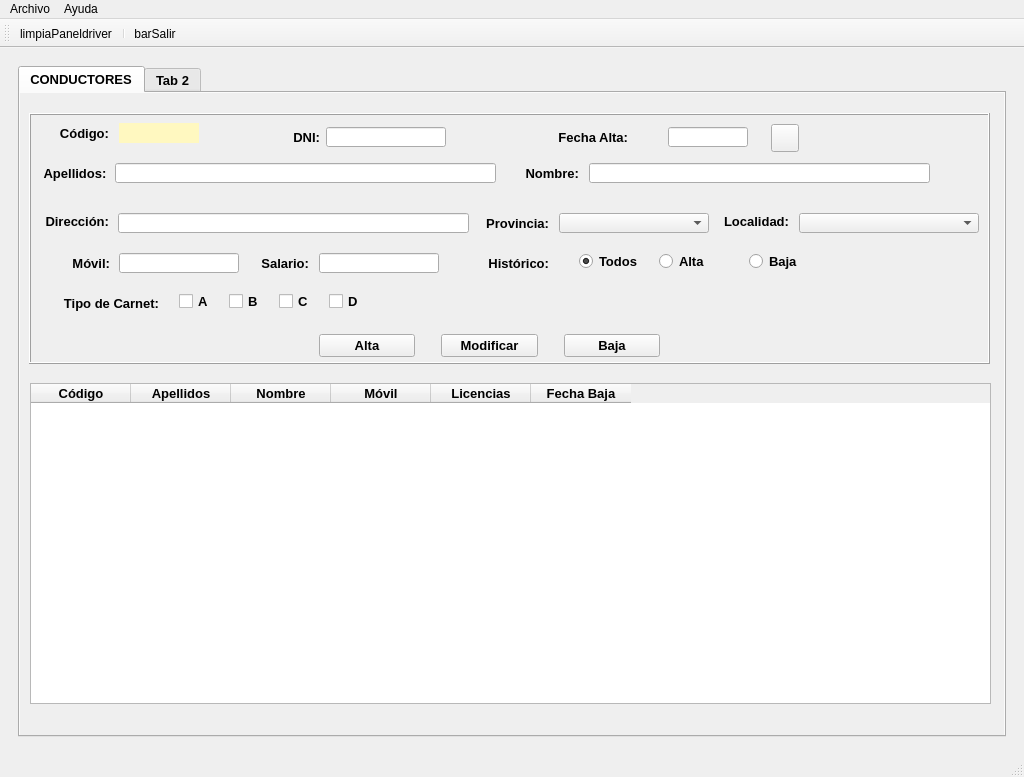
DiegoSabir/InterfaceDevelopment, file RibasGonzalez/templates/MainWindow.ui: the form before one commit.
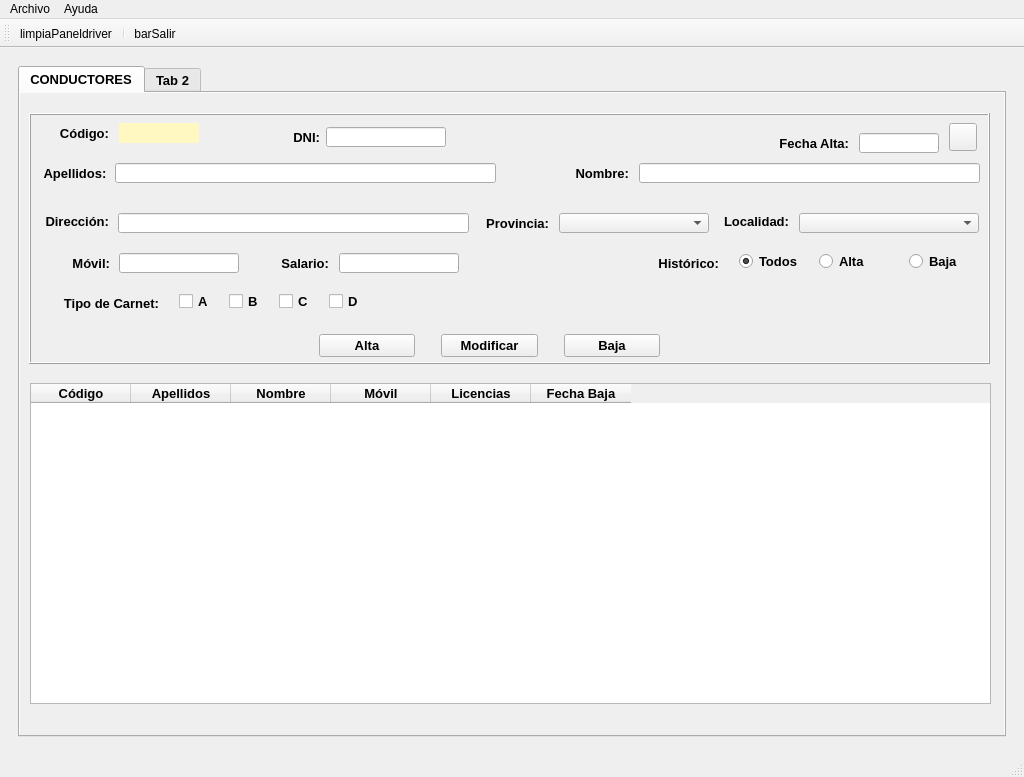
The form after the commit. Icons and pictures are not drawn.

Patch:
```diff
--- a/RibasGonzalez/templates/MainWindow.ui
+++ b/RibasGonzalez/templates/MainWindow.ui
@@ -110,7 +110,7 @@
            <widget class="QLabel" name="lblNome">
             <property name="geometry">
              <rect>
-              <x>490</x>
+              <x>540</x>
               <y>50</y>
               <width>60</width>
               <height>20</height>
@@ -166,8 +166,8 @@
            <widget class="QPushButton" name="btnCalendar">
             <property name="geometry">
              <rect>
-              <x>742</x>
-              <y>11</y>
+              <x>920</x>
+              <y>10</y>
               <width>28</width>
               <height>28</height>
              </rect>
@@ -279,8 +279,8 @@
            <widget class="QLineEdit" name="txtDatadriver">
             <property name="geometry">
              <rect>
-              <x>639</x>
-              <y>14</y>
+              <x>830</x>
+              <y>20</y>
               <width>80</width>
               <height>20</height>
              </rect>
@@ -388,8 +388,8 @@
            <widget class="QLabel" name="lblDatadriver">
             <property name="geometry">
              <rect>
-              <x>489</x>
-              <y>14</y>
+              <x>710</x>
+              <y>20</y>
               <width>110</width>
               <height>20</height>
              </rect>
@@ -416,7 +416,7 @@
            <widget class="QLineEdit" name="txtNome">
             <property name="geometry">
              <rect>
-              <x>560</x>
+              <x>610</x>
               <y>50</y>
               <width>341</width>
               <height>20</height>
@@ -611,7 +611,7 @@
            <widget class="QLabel" name="lblMovil_2">
             <property name="geometry">
              <rect>
-              <x>220</x>
+              <x>240</x>
               <y>140</y>
               <width>60</width>
               <height>20</height>
@@ -645,7 +645,7 @@
            <widget class="QLineEdit" name="txtSalario">
             <property name="geometry">
              <rect>
-              <x>290</x>
+              <x>310</x>
               <y>140</y>
               <width>120</width>
               <height>20</height>
@@ -750,7 +750,7 @@
            <widget class="QLabel" name="lblEstado">
             <property name="geometry">
              <rect>
-              <x>440</x>
+              <x>610</x>
               <y>140</y>
               <width>80</width>
               <height>20</height>
@@ -778,7 +778,7 @@
            <widget class="QRadioButton" name="rbtAlta">
             <property name="geometry">
              <rect>
-              <x>630</x>
+              <x>790</x>
               <y>140</y>
               <width>61</width>
               <height>17</height>
@@ -794,7 +794,7 @@
            <widget class="QRadioButton" name="rbtBaja">
             <property name="geometry">
              <rect>
-              <x>720</x>
+              <x>880</x>
               <y>140</y>
               <width>61</width>
               <height>17</height>
@@ -810,7 +810,7 @@
            <widget class="QRadioButton" name="rbtTodos">
             <property name="geometry">
              <rect>
-              <x>550</x>
+              <x>710</x>
               <y>140</y>
               <width>61</width>
               <height>17</height>
```
